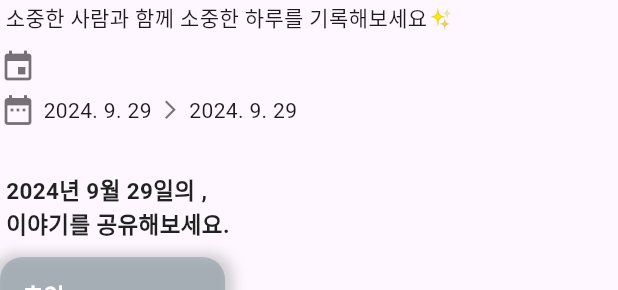
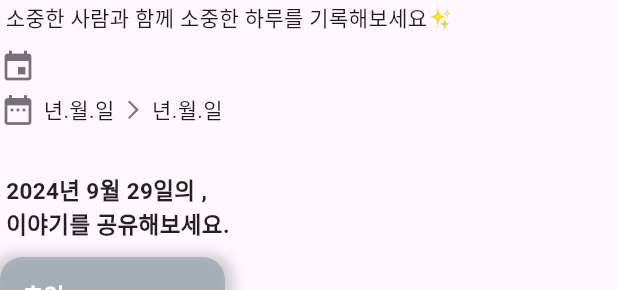
Before and after one commit to Fluffy-SharingCalendar/Frontend_MVP, a Flutter app: the EventDetail widget shown alone on an empty page, opened directly with empty values, on a phone screen of 412 x 824 dp. Shown: the part 133-423 px from the top of the screen. Run offline on Flutter 3.47's test engine with Material 3 defaults, Android fonts, the light colour scheme and no system bars; our stand-ins replace file_picker, table_calendar.

Commit message:
feat : 이벤트 조회 api 추가
event_service.dart : getEvents
테스트 미수행

issues : #17

```diff
--- /dev/null
+++ b/lib/models/api_service.dart
@@ -0,0 +1,5 @@
+const String domainUrl = "https://fluffy-calendar.kro.kr";
+
+class Auth {
+  static String? jwtToken;
+}
--- a/lib/models/event_model.dart
+++ b/lib/models/event_model.dart
@@ -1,14 +1,35 @@
 class Event {
+  final int eventId;
   final String title;
-  final DateTime startDate;
-  final DateTime finishDate;
+  final String color;
+  final String startDate;
+  final String endDate;
 
-  const Event(
-    this.title,
-    this.startDate,
-    this.finishDate,
-  );
+  Event({
+    required this.eventId,
+    required this.title,
+    required this.color,
+    required this.startDate,
+    required this.endDate,
+  });
 
-  @override
-  String toString() => title;
+  factory Event.fromJson(Map<String, dynamic> json) {
+    return Event(
+      eventId: json['eventId'],
+      title: json['title'],
+      color: json['color'],
+      startDate: json['startDate'],
+      endDate: json['endDate'],
+    );
+  }
+
+  Map<String, dynamic> toJson() {
+    return {
+      'eventId': eventId,
+      'title': title,
+      'color': color,
+      'startDate': startDate,
+      'endDate': endDate,
+    };
+  }
 }
--- a/lib/pages/calendar_page.dart
+++ b/lib/pages/calendar_page.dart
@@ -20,20 +20,20 @@ class _CalendarPageState extends State<CalendarPage> {
   DateTime? _selectedDay;
 
   final Map<DateTime, List<Event>> _events = {
-    DateTime.utc(2024, 9, 10): [
-      Event(
-        '플러터 공부하기',
-        DateTime.utc(2024, 9, 10),
-        DateTime.utc(2024, 9, 10),
-      ),
-    ],
-    DateTime.utc(2024, 9, 12): [
-      Event(
-        '후추랑 놀기',
-        DateTime.utc(2024, 9, 12),
-        DateTime.utc(2024, 9, 12),
-      ),
-    ],
+    // DateTime.utc(2024, 9, 10): [
+    //   Event(
+    //     '플러터 공부하기',
+    //     DateTime.utc(2024, 9, 10),
+    //     DateTime.utc(2024, 9, 10),
+    //   ),
+    // ],
+    // DateTime.utc(2024, 9, 12): [
+    //   Event(
+    //     '후추랑 놀기',
+    //     DateTime.utc(2024, 9, 12),
+    //     DateTime.utc(2024, 9, 12),
+    //   ),
+    // ],
   };
 
   void toggleDetail(bool isOpend) {
--- a/lib/widgets/calendar.dart
+++ b/lib/widgets/calendar.dart
@@ -37,7 +37,7 @@ class _CalendarState extends State<Calendar> {
       child: TableCalendar<Event>(
         focusedDay: DateTime.now(),
         firstDay: DateTime.utc(2024, 9, 1),
-        lastDay: DateTime.utc(2024, 12, 31),
+        lastDay: DateTime.utc(2024, 10, 31),
         selectedDayPredicate: (day) {
           return isSameDay(_selectedDay, day);
         },
--- a/lib/widgets/event_detail.dart
+++ b/lib/widgets/event_detail.dart
@@ -67,19 +67,19 @@ class _EventDetailState extends State<EventDetail> {
         const SizedBox(
           height: 5.0,
         ),
-        Row(
+        const Row(
           children: [
-            const Icon(
+            Icon(
               Icons.date_range,
               color: Colors.black54,
             ),
-            const SizedBox(
+            SizedBox(
               width: 5.0,
             ),
-            Text(
-              "${widget.event.startDate.year}. ${widget.event.startDate.month}. ${widget.event.startDate.day}",
-            ),
-            const Padding(
+            Text("년.월.일"
+                // "${widget.event.startDate.year}. ${widget.event.startDate.month}. ${widget.event.startDate.day}",
+                ),
+            Padding(
               padding: EdgeInsets.symmetric(
                 horizontal: 5.0,
               ),
@@ -89,9 +89,9 @@ class _EventDetailState extends State<EventDetail> {
                 size: 15.0,
               ),
             ),
-            Text(
-              "${widget.event.finishDate.year}. ${widget.event.finishDate.month}. ${widget.event.finishDate.day}",
-            ),
+            Text("년.월.일"
+                //"${widget.event.finishDate.year}. ${widget.event.finishDate.month}. ${widget.event.finishDate.day}",
+                ),
           ],
         ),
         const SizedBox(
```
Also changed, not shown: lib/pages/phone_num_page.dart (+7 -9 lines), lib/services/event_service.dart (added, +32 -0 lines), lib/services/login_service.dart (renamed from lib/servcies/login_service.dart).
